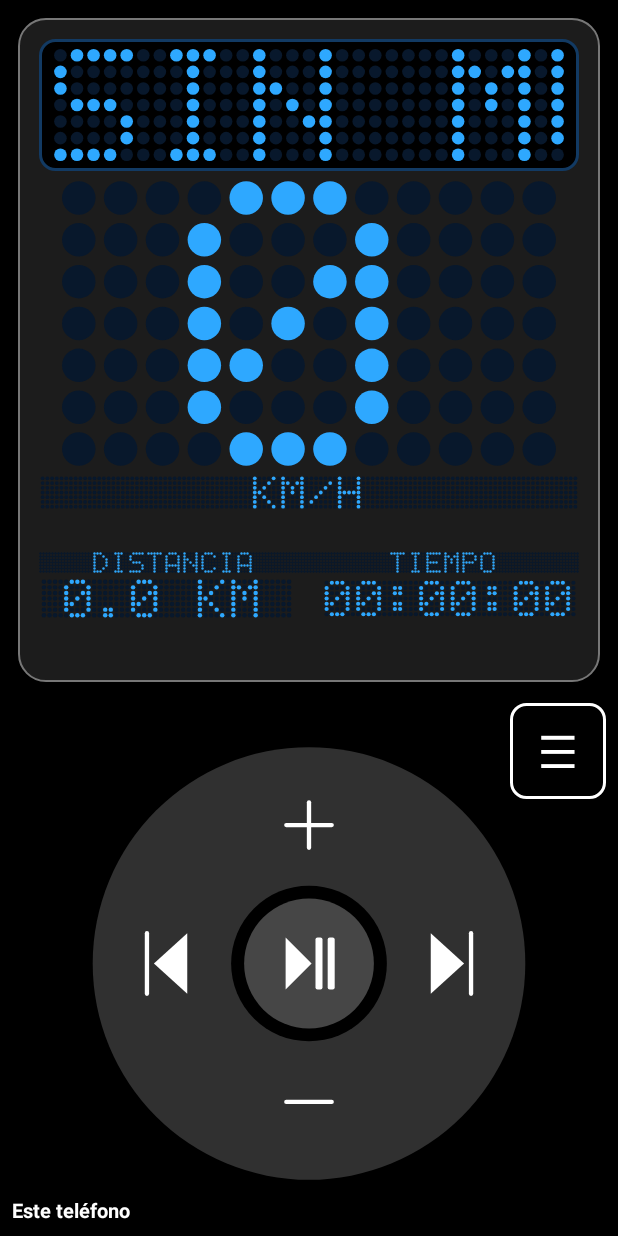
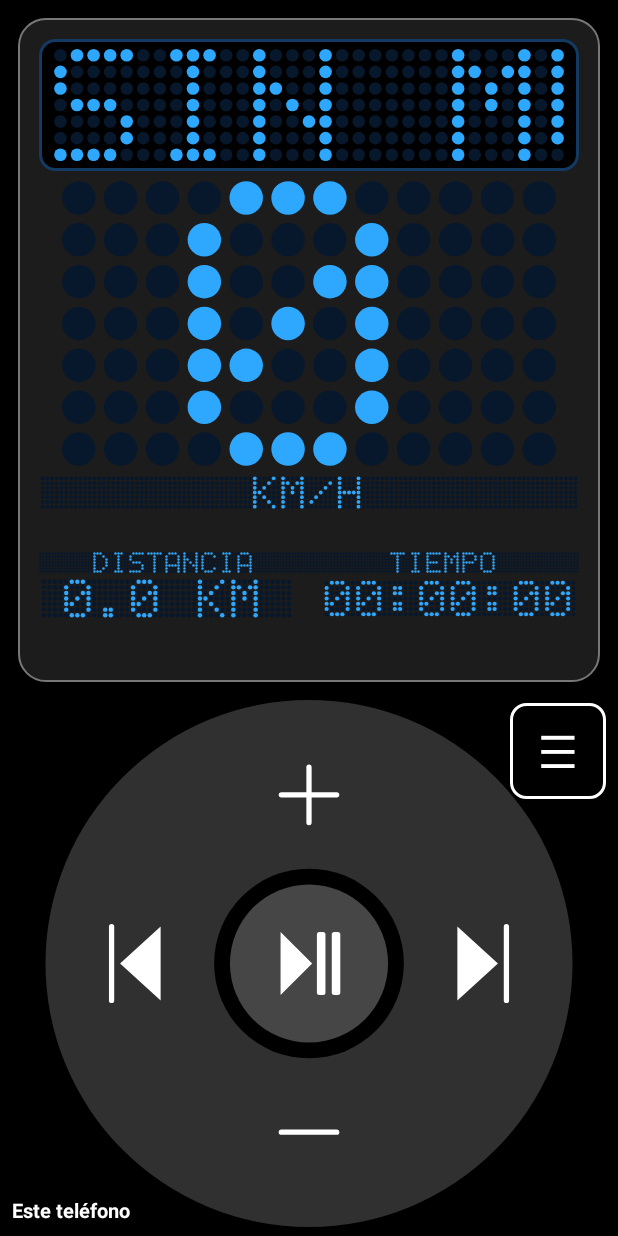
Before and after one commit to KYNOVA-asd/Rodada-pedal, an Android app: the screen it shows after launch (MainActivity), after a tap on "Lo que suena", on a phone screen of 412 x 824 dp. Run offline under Robolectric (Android 15) with nearby library versions, the phone set to English and light mode, and no system bars.

Commit message:
update main

```diff
--- a/enlace/src/main/java/com/rodada/companion/EnlaceService.kt
+++ b/enlace/src/main/java/com/rodada/companion/EnlaceService.kt
@@ -120,7 +120,7 @@ class EnlaceService : Service() {
         Log.d(TAG, "recibido $mensaje")
         when (mensaje) {
             is Mensaje.Decir -> voz.decir(mensaje.texto)
-            is Mensaje.Hola, is Mensaje.Notif, is Mensaje.Cancion, is Mensaje.Nav, Mensaje.NavFin -> Unit
+            is Mensaje.Hola, is Mensaje.Notif, is Mensaje.Cancion, is Mensaje.Nav, Mensaje.NavFin, is Mensaje.Llamada, is Mensaje.LlamadaFin -> Unit
         }
     }
 
--- a/manubrio/src/main/AndroidManifest.xml
+++ b/manubrio/src/main/AndroidManifest.xml
@@ -21,8 +21,12 @@
     <application
         android:label="@string/app_name"
         android:theme="@android:style/Theme.Material.NoActionBar">
+        <!-- Gira con el teléfono, pero sin recrearse: MainActivity reacomoda la pantalla
+             (vertical: pantallita arriba y rueda abajo; de lado: lado a lado), así girar
+             no corta el HID ni el enlace. -->
         <activity
             android:name=".MainActivity"
+            android:configChanges="orientation|screenSize|screenLayout|smallestScreenSize"
             android:exported="true">
             <intent-filter>
                 <action android:name="android.intent.action.MAIN" />
--- a/manubrio/src/main/java/com/rodada/app/MainActivity.kt
+++ b/manubrio/src/main/java/com/rodada/app/MainActivity.kt
@@ -55,7 +55,8 @@ class MainActivity : Activity() {
     private var linkSong: Mensaje.Cancion? = null
     /** Última instrucción de navegación, para vibrar solo cuando cambia la maniobra. */
     private var lastManeuver: String? = null
-    private val dimScreen = Runnable { setBrightness(DIM_BRIGHTNESS) }
+    private val dimScreen = Runnable { if (currentCall == null) setBrightness(DIM_BRIGHTNESS) }
+    private var wakeOnUp = false
     /** Lo que suena en este S40 (solo con destino "este teléfono" y acceso concedido). */
     private var localMusic: SesionMusica? = null
     /** Páginas de la pantallita: MAPA ⟵ CENTRO ⟶ NOTIFICACIONES. */
@@ -76,6 +77,7 @@ class MainActivity : Activity() {
         window.setDecorFitsSystemWindows(false)
         hideSystemBars()
         setContentView(R.layout.activity_main)
+        applyOrientation(resources.configuration)
         speed = findViewById(R.id.speed)
         speedUnit = findViewById(R.id.speed_unit)
         distance = findViewById(R.id.distance)
@@ -88,6 +90,7 @@ class MainActivity : Activity() {
             override fun onDown(e: MotionEvent) = true
             override fun onSingleTapConfirmed(e: MotionEvent): Boolean {
                 when {
+                    currentCall != null -> vibrator.cancel()
                     page == Page.MAP -> openMap()
                     page == Page.NOTICES -> readShownNotice()
                     unread > 0 -> {
@@ -109,7 +112,6 @@ class MainActivity : Activity() {
                 val start = e1 ?: return false
                 val dx = e2.x - start.x
                 val dy = e2.y - start.y
-                android.util.Log.d("RodadaGesto", "deslizar dx=${dx.toInt()} dy=${dy.toInt()} en $page")
                 val minPx = SWIPE_MIN_PX * resources.displayMetrics.density
                 if (-dy > minPx && -dy > kotlin.math.abs(dx)) {
                     // Deslizar hacia arriba: quitar el aviso y marcar todo como leído.
@@ -178,7 +180,47 @@ class MainActivity : Activity() {
         hidRemote?.stop()
         enlace?.detener()
         localMusic?.detener()
+        if (currentCall != null) vibrator.cancel()
         super.onDestroy()
+    }
+
+    override fun onConfigurationChanged(newConfig: android.content.res.Configuration) {
+        super.onConfigurationChanged(newConfig)
+        applyOrientation(newConfig)
+    }
+
+    /**
+     * Vertical: pantallita arriba (55 %) y rueda abajo. De lado: pantallita a la
+     * izquierda (60 %) y rueda a la derecha. Mismo árbol de vistas, sin recrear nada.
+     */
+    private fun applyOrientation(config: android.content.res.Configuration) {
+        val landscape = config.orientation == android.content.res.Configuration.ORIENTATION_LANDSCAPE
+        val root = findViewById<LinearLayout>(R.id.root)
+        root.orientation = if (landscape) LinearLayout.HORIZONTAL else LinearLayout.VERTICAL
+        val density = resources.displayMetrics.density
+        fun half(id: Int, weight: Float) {
+            val view = findViewById<android.view.View>(id)
+            val params = view.layoutParams as LinearLayout.LayoutParams
+            params.weight = weight
+            if (landscape) {
+                params.width = 0
+                params.height = LinearLayout.LayoutParams.MATCH_PARENT
+            } else {
+                params.width = LinearLayout.LayoutParams.MATCH_PARENT
+                params.height = 0
+            }
+            view.layoutParams = params
+        }
+        half(R.id.screen_half, if (landscape) 0.6f else 0.55f)
+        half(R.id.wheel_half, if (landscape) 0.4f else 0.45f)
+        // De lado, la pantallita deja 6 dp a la derecha en vez de abajo.
+        val screen = findViewById<android.view.View>(R.id.screen_half)
+        (screen.layoutParams as LinearLayout.LayoutParams).setMargins(
+            (12 * density).toInt(), (12 * density).toInt(),
+            ((if (landscape) 6 else 12) * density).toInt(),
+            ((if (landscape) 12 else 6) * density).toInt()
+        )
+        screen.requestLayout()
     }
 
     override fun onWindowFocusChanged(hasFocus: Boolean) {
@@ -329,7 +371,6 @@ class MainActivity : Activity() {
 
     /** Cambia de página; cancela la vuelta automática pendiente. */
     private fun showPage(target: Page) {
-        android.util.Log.d("RodadaGesto", "página $page -> $target")
         handler.removeCallbacks(hideNotice)
         page = target
         val visible = android.view.View.VISIBLE
@@ -420,6 +461,7 @@ class MainActivity : Activity() {
             if (estado != EnlaceCliente.Estado.CONECTADO) {
                 linkSong = null
                 hideNav()
+                currentCall?.let { endCall(it.id) }
             }
             showLinkStatus()
             updateTicker()
@@ -432,6 +474,8 @@ class MainActivity : Activity() {
                 }
                 is Mensaje.Nav -> showNav(mensaje)
                 Mensaje.NavFin -> hideNav()
+                is Mensaje.Llamada -> showCall(mensaje)
+                is Mensaje.LlamadaFin -> endCall(mensaje.id)
                 is Mensaje.Hola, is Mensaje.Decir -> Unit
             }
         }
@@ -508,6 +552,34 @@ class MainActivity : Activity() {
         targetStatus.setTextColor(COLOR_NORMAL)
         startLocalMusic()
         updateTicker()
+    }
+
+    /** Llamada sonando en el Motorola; el aviso queda fijo hasta LLAMADA_FIN. */
+    private var currentCall: Mensaje.Llamada? = null
+
+    /** "LLAMADA DE NOMBRE" en grande, vibración larga repetida y pantalla encendida. */
+    private fun showCall(call: Mensaje.Llamada) {
+        currentCall = call
+        val name = call.nombre.ifBlank { getString(R.string.call_unknown) }
+        findViewById<LedTextView>(R.id.notice_app).text = call.app
+        findViewById<LedTextView>(R.id.notice_title).setText(R.string.call_from)
+        findViewById<LedTextView>(R.id.notice_text).text = name
+        showPage(Page.NOTICES)
+        // Mientras suena: brillo al máximo, sin volver a tenue ni al centro.
+        setBrightness(WindowManager.LayoutParams.BRIGHTNESS_OVERRIDE_FULL)
+        handler.removeCallbacks(dimScreen)
+        if (vibrator.hasVibrator()) {
+            vibrator.vibrate(VibrationEffect.createWaveform(longArrayOf(0, 800, 600), 0))
+        }
+        say(getString(R.string.speech_call, name))
+    }
+
+    private fun endCall(id: String) {
+        if (currentCall?.id != id) return
+        currentCall = null
+        vibrator.cancel()
+        showPage(Page.CENTER)
+        wakeScreen()
     }
 
     /** Última navegación recibida, para mostrar la velocidad en su línea de abajo. */
@@ -601,9 +673,15 @@ class MainActivity : Activity() {
     }
 
     override fun dispatchTouchEvent(event: MotionEvent): Boolean {
-        if (event.actionMasked == MotionEvent.ACTION_DOWN) {
-            android.util.Log.d("RodadaGesto", "toque, brillo=${window.attributes.screenBrightness}")
-            wakeScreen()
+        // Cambiar el brillo a mitad de un toque hace que Android cancele el gesto. Si la
+        // pantalla está tenue, se ilumina al levantar el dedo y el gesto se completa.
+        when (event.actionMasked) {
+            MotionEvent.ACTION_DOWN ->
+                if (window.attributes.screenBrightness == DIM_BRIGHTNESS) wakeOnUp = true else wakeScreen()
+            MotionEvent.ACTION_UP, MotionEvent.ACTION_CANCEL -> if (wakeOnUp) {
+                wakeOnUp = false
+                handler.post { wakeScreen() }
+            }
         }
         return super.dispatchTouchEvent(event)
     }
--- a/manubrio/src/main/java/com/rodada/app/MusicWheelView.kt
+++ b/manubrio/src/main/java/com/rodada/app/MusicWheelView.kt
@@ -152,7 +152,7 @@ class MusicWheelView(context: Context, attrs: android.util.AttributeSet?) : View
     }
 
     private fun wheelRadius(): Float = min(
-        width * 0.35f,
+        width * 0.45f,
         height / 2f - 6f * resources.displayMetrics.density
     )
 
--- a/manubrio/src/main/res/layout/activity_main.xml
+++ b/manubrio/src/main/res/layout/activity_main.xml
@@ -1,11 +1,13 @@
 <?xml version="1.0" encoding="utf-8"?>
 <LinearLayout xmlns:android="http://schemas.android.com/apk/res/android"
+    android:id="@+id/root"
     android:layout_width="match_parent"
     android:layout_height="match_parent"
     android:background="#000000"
     android:orientation="vertical">
 
     <FrameLayout
+        android:id="@+id/screen_half"
         android:layout_width="match_parent"
         android:layout_height="0dp"
         android:layout_marginStart="12dp"
@@ -187,6 +189,7 @@
     </FrameLayout>
 
     <FrameLayout
+        android:id="@+id/wheel_half"
         android:layout_width="match_parent"
         android:layout_height="0dp"
         android:layout_weight="0.45">
--- a/manubrio/src/main/res/values/strings.xml
+++ b/manubrio/src/main/res/values/strings.xml
@@ -70,6 +70,9 @@
     <string name="maps_missing">Google Maps no está instalado en este teléfono</string>
     <string name="nav_no_route">Sin ruta</string>
     <string name="nav_tap_to_open">Toca para abrir Maps</string>
+    <string name="call_from">LLAMADA DE</string>
+    <string name="call_unknown">Desconocido</string>
+    <string name="speech_call">Llamada de %1$s</string>
     <string name="speech_no_notification">No tienes notificaciones.</string>
     <string name="voice_this_phone">Voz en: este teléfono</string>
     <string name="voice_motorola">Voz en: Motorola</string>
```
Also changed, not shown: comun/src/main/java/com/rodada/enlace/Enlace.kt (+12 -1 lines), enlace/src/main/java/com/rodada/companion/AvisosService.kt (+40 -0 lines).
